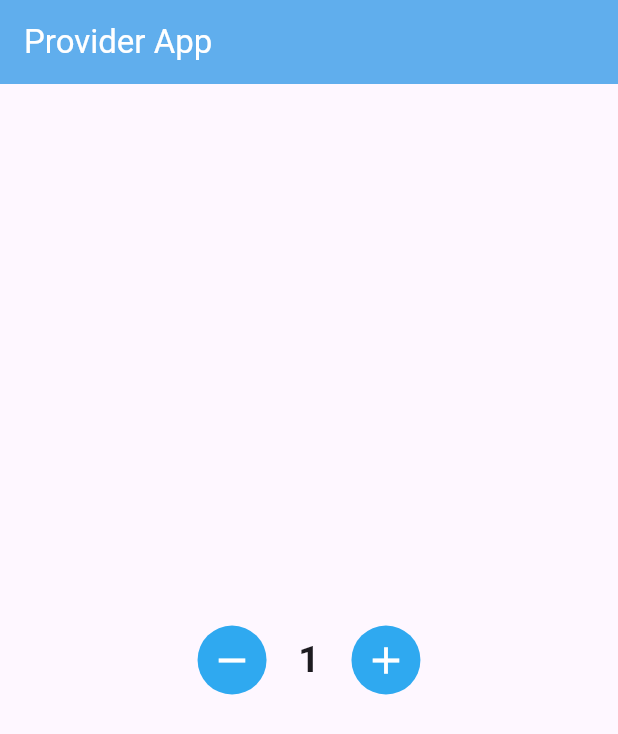
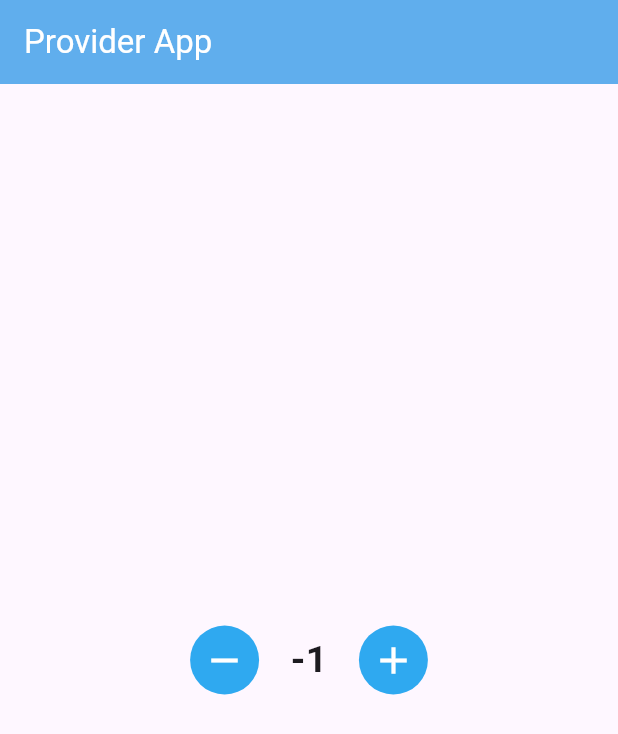
Before and after one commit to jonik2909/Provider-Counter-App, a Flutter app: the screen it shows after launch, after a tap on the "remove" icon, on a phone screen of 412 x 824 dp. Shown: the top 734 px of the screen. Run offline on Flutter 3.47's test engine with Material 3 defaults, Android fonts, the phone set to English and light mode, and no system bars.

```diff
--- a/lib/main.dart
+++ b/lib/main.dart
@@ -1,4 +1,6 @@
 import 'package:flutter/material.dart';
+import 'package:provider/provider.dart';
+import 'package:providerapp/provider/counter_provider.dart';
 
 void main() {
   runApp(const MyApp());
@@ -10,15 +12,24 @@ class MyApp extends StatelessWidget {
   // This widget is the root of your application.
   @override
   Widget build(BuildContext context) {
-    return const MaterialApp(title: 'Flutter Demo', home: HomePage());
+    return ChangeNotifierProvider(
+      create: (context) => CounterProvider(),
+      child: MaterialApp(
+        home: HomePage(),
+      ),
+    );
   }
 }
 
 class HomePage extends StatelessWidget {
-  const HomePage({super.key});
+  HomePage({super.key});
 
   @override
   Widget build(BuildContext context) {
+    final counter = Provider.of<CounterProvider>(context);
+
+    final count = counter.count;
+
     return MaterialApp(
       debugShowCheckedModeBanner: false,
       home: Scaffold(
@@ -41,13 +52,13 @@ class HomePage extends StatelessWidget {
                   Icons.remove,
                   color: Colors.white,
                 ),
-                onPressed: () {},
+                onPressed: () => counter.decrement(),
               ),
               const SizedBox(
                 width: 20,
               ),
-              const Text(
-                "1",
+              Text(
+                '${count}',
                 style: TextStyle(fontSize: 25, fontWeight: FontWeight.bold),
               ),
               const SizedBox(
@@ -61,7 +72,7 @@ class HomePage extends StatelessWidget {
                   Icons.add,
                   color: Colors.white,
                 ),
-                onPressed: () {},
+                onPressed: () => counter.increment(),
               ),
             ],
           ),
--- /dev/null
+++ b/lib/provider/counter_provider.dart
@@ -0,0 +1,17 @@
+import 'package:flutter/material.dart';
+
+class CounterProvider extends ChangeNotifier {
+  int _count = 0;
+
+  int get count => _count;
+
+  void increment() {
+    _count++;
+    notifyListeners();
+  }
+
+  void decrement() {
+    _count--;
+    notifyListeners();
+  }
+}
```
